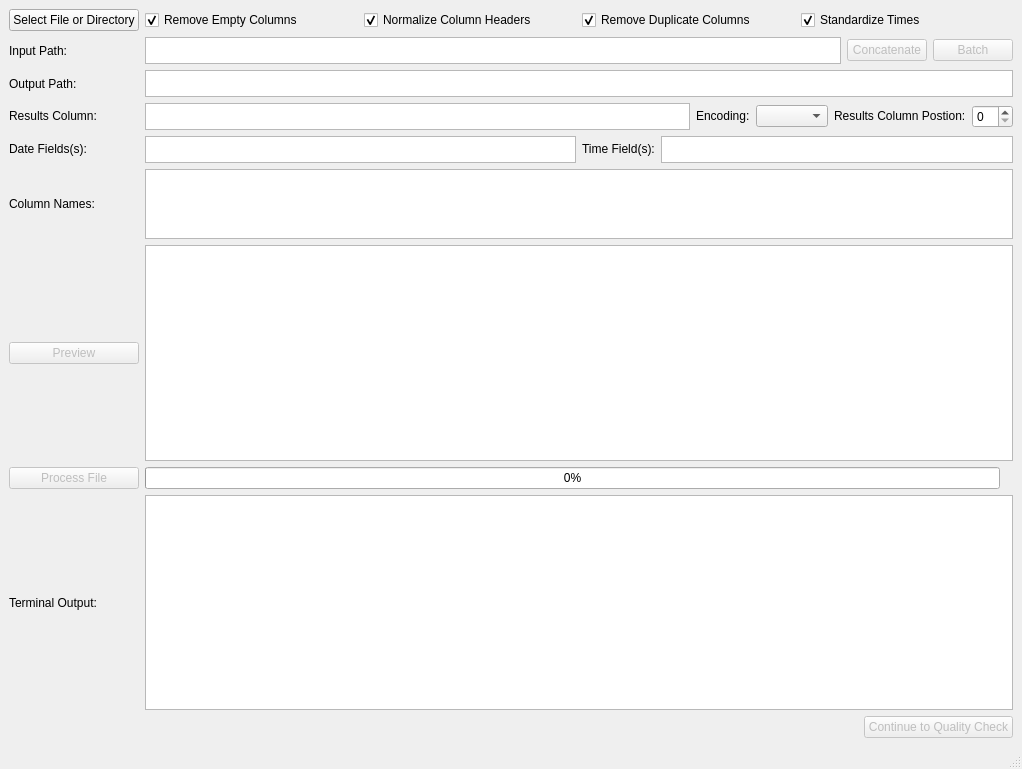
Qt form tact/UI/fileParserGUI.ui (Dylan-Pugh/TACT) before a commit.
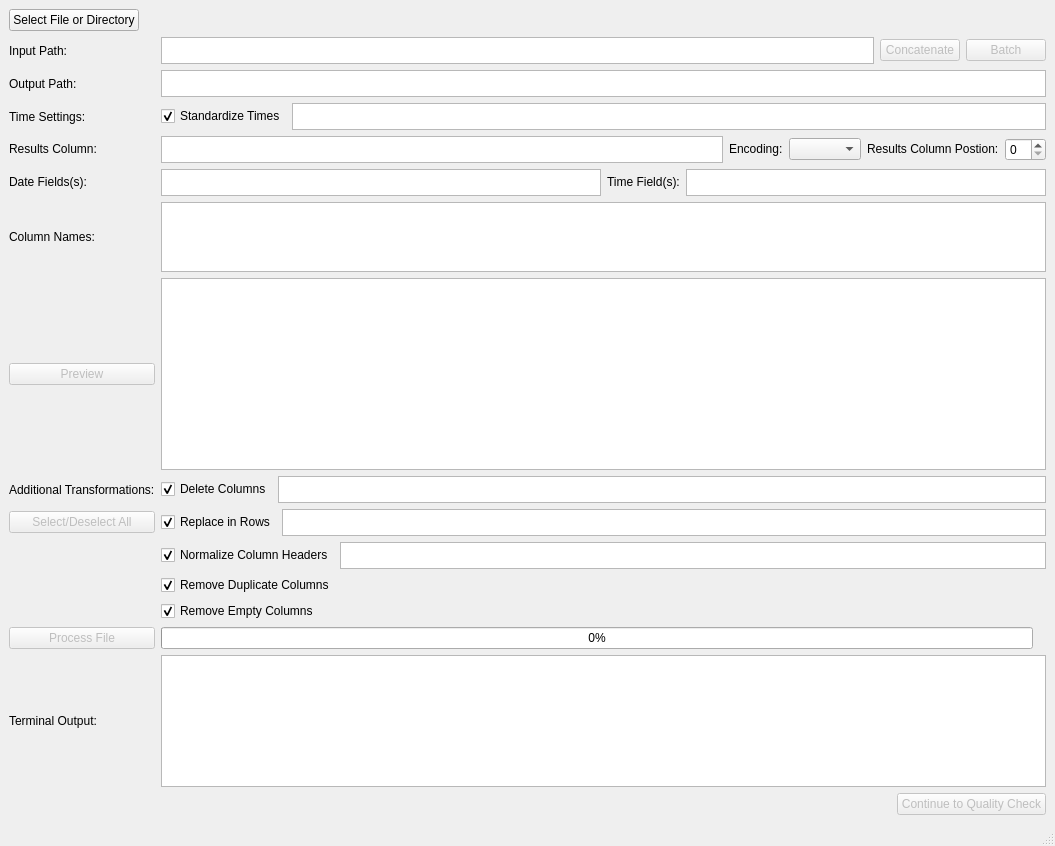
The same form after that commit. Icons and pictures are not drawn.

Commit message: UI updates to support new transform options

```diff
--- a/tact/UI/fileParserGUI.ui
+++ b/tact/UI/fileParserGUI.ui
@@ -6,8 +6,8 @@
    <rect>
     <x>0</x>
     <y>0</y>
-    <width>1022</width>
-    <height>769</height>
+    <width>1055</width>
+    <height>846</height>
    </rect>
   </property>
   <property name="sizePolicy">
@@ -20,115 +20,111 @@
    <string>TACT</string>
   </property>
   <widget class="QWidget" name="centralwidget">
-   <layout class="QHBoxLayout" name="horizontalLayout_9">
+   <layout class="QHBoxLayout" name="horizontalLayout_17">
     <item>
      <layout class="QGridLayout" name="gridLayout">
-      <item row="9" column="1">
-       <widget class="QTextBrowser" name="terminalOutput">
-        <property name="sizeAdjustPolicy">
-         <enum>QAbstractScrollArea::AdjustToContents</enum>
+      <item row="0" column="0">
+       <widget class="QPushButton" name="selectFileButton">
+        <property name="sizePolicy">
+         <sizepolicy hsizetype="Fixed" vsizetype="Fixed">
+          <horstretch>0</horstretch>
+          <verstretch>0</verstretch>
+         </sizepolicy>
         </property>
+        <property name="text">
+         <string>Select File or Directory</string>
+        </property>
        </widget>
       </item>
-      <item row="10" column="1">
-       <layout class="QHBoxLayout" name="horizontalLayout_10">
-        <item>
-         <spacer name="horizontalSpacer_2">
-          <property name="orientation">
-           <enum>Qt::Horizontal</enum>
-          </property>
-          <property name="sizeHint" stdset="0">
-           <size>
-            <width>40</width>
-            <height>20</height>
-           </size>
-          </property>
-         </spacer>
-        </item>
-        <item>
-         <widget class="QPushButton" name="toQualityButton">
-          <property name="enabled">
-           <bool>false</bool>
-          </property>
-          <property name="maximumSize">
-           <size>
-            <width>200</width>
-            <height>16777215</height>
-           </size>
-          </property>
-          <property name="text">
-           <string>Continue to Quality Check</string>
-          </property>
-         </widget>
-        </item>
-       </layout>
+      <item row="1" column="0">
+       <widget class="QLabel" name="filePathLabel">
+        <property name="sizePolicy">
+         <sizepolicy hsizetype="Preferred" vsizetype="Preferred">
+          <horstretch>0</horstretch>
+          <verstretch>0</verstretch>
+         </sizepolicy>
+        </property>
+        <property name="frameShape">
+         <enum>QFrame::NoFrame</enum>
+        </property>
+        <property name="frameShadow">
+         <enum>QFrame::Plain</enum>
+        </property>
+        <property name="text">
+         <string>Input Path:</string>
+        </property>
+       </widget>
       </item>
-      <item row="8" column="1">
-       <layout class="QHBoxLayout" name="horizontalLayout_8">
+      <item row="1" column="1">
+       <layout class="QHBoxLayout" name="horizontalLayout_4">
         <item>
-         <widget class="QProgressBar" name="fileProcessingProgressBar">
-          <property name="enabled">
-           <bool>true</bool>
-          </property>
-          <property name="value">
-           <number>0</number>
-          </property>
-         </widget>
-        </item>
-        <item>
-         <widget class="QLabel" name="processingComplete">
-          <property name="enabled">
-           <bool>true</bool>
-          </property>
+         <widget class="QPlainTextEdit" name="inputFileTextBox">
           <property name="sizePolicy">
-           <sizepolicy hsizetype="Fixed" vsizetype="Fixed">
+           <sizepolicy hsizetype="Expanding" vsizetype="Fixed">
             <horstretch>0</horstretch>
             <verstretch>0</verstretch>
            </sizepolicy>
           </property>
           <property name="maximumSize">
            <size>
-            <width>40</width>
+            <width>16777215</width>
+            <height>27</height>
+           </size>
+          </property>
+          <property name="baseSize">
+           <size>
+            <width>0</width>
             <height>40</height>
            </size>
           </property>
-          <property name="text">
-           <string/>
-          </property>
-          <property name="pixmap">
-           <pixmap>../../../Downloads/check-mark-button-emoji-clipart-xl.png</pixmap>
-          </property>
-          <property name="scaledContents">
-           <bool>true</bool>
-          </property>
          </widget>
         </item>
+        <item>
+         <layout class="QHBoxLayout" name="horizontalLayout_3">
+          <item>
+           <widget class="QPushButton" name="concatButton">
+            <property name="enabled">
+             <bool>false</bool>
+            </property>
+            <property name="sizePolicy">
+             <sizepolicy hsizetype="Fixed" vsizetype="Fixed">
+              <horstretch>0</horstretch>
+              <verstretch>0</verstretch>
+             </sizepolicy>
+            </property>
+            <property name="text">
+             <string>Concatenate</string>
+            </property>
+           </widget>
+          </item>
+          <item>
+           <widget class="QPushButton" name="batchButton">
+            <property name="enabled">
+             <bool>false</bool>
+            </property>
+            <property name="sizePolicy">
+             <sizepolicy hsizetype="Fixed" vsizetype="Fixed">
+              <horstretch>0</horstretch>
+              <verstretch>0</verstretch>
+             </sizepolicy>
+            </property>
+            <property name="text">
+             <string>Batch</string>
+            </property>
+           </widget>
+          </item>
+         </layout>
+        </item>
        </layout>
       </item>
-      <item row="4" column="0">
-       <widget class="QLabel" name="resultsColumnLabel">
-        <property name="sizePolicy">
-         <sizepolicy hsizetype="Preferred" vsizetype="Fixed">
-          <horstretch>0</horstretch>
-          <verstretch>0</verstretch>
-         </sizepolicy>
-        </property>
+      <item row="2" column="0">
+       <widget class="QLabel" name="label">
         <property name="text">
-         <string>Results Column:</string>
+         <string>Output Path:</string>
         </property>
        </widget>
       </item>
-      <item row="8" column="0">
-       <widget class="QPushButton" name="processFileButton">
-        <property name="enabled">
-         <bool>false</bool>
-        </property>
-        <property name="text">
-         <string>Process File</string>
-        </property>
-       </widget>
-      </item>
-      <item row="3" column="1">
+      <item row="2" column="1">
        <widget class="QPlainTextEdit" name="outputFileTextBox">
         <property name="sizePolicy">
          <sizepolicy hsizetype="Expanding" vsizetype="Fixed">
@@ -147,13 +143,47 @@
         </property>
        </widget>
       </item>
-      <item row="7" column="0">
-       <widget class="QPushButton" name="previewButton">
-        <property name="enabled">
-         <bool>false</bool>
+      <item row="3" column="0">
+       <widget class="QLabel" name="time_args_label">
+        <property name="text">
+         <string>Time Settings:</string>
         </property>
+       </widget>
+      </item>
+      <item row="3" column="1">
+       <layout class="QHBoxLayout" name="horizontalLayout_9">
+        <item>
+         <widget class="QCheckBox" name="fix_times_checkBox">
+          <property name="text">
+           <string>Standardize Times</string>
+          </property>
+          <property name="checked">
+           <bool>true</bool>
+          </property>
+         </widget>
+        </item>
+        <item>
+         <widget class="QPlainTextEdit" name="fix_times_args">
+          <property name="maximumSize">
+           <size>
+            <width>16777215</width>
+            <height>27</height>
+           </size>
+          </property>
+         </widget>
+        </item>
+       </layout>
+      </item>
+      <item row="4" column="0">
+       <widget class="QLabel" name="resultsColumnLabel">
+        <property name="sizePolicy">
+         <sizepolicy hsizetype="Preferred" vsizetype="Fixed">
+          <horstretch>0</horstretch>
+          <verstretch>0</verstretch>
+         </sizepolicy>
+        </property>
         <property name="text">
-         <string>Preview</string>
+         <string>Results Column:</string>
         </property>
        </widget>
       </item>
@@ -230,13 +260,6 @@
         </item>
        </layout>
       </item>
-      <item row="3" column="0">
-       <widget class="QLabel" name="label">
-        <property name="text">
-         <string>Output Path:</string>
-        </property>
-       </widget>
-      </item>
       <item row="5" column="0">
        <widget class="QLabel" name="dateFieldsLabel">
         <property name="sizePolicy">
@@ -250,35 +273,6 @@
         </property>
        </widget>
       </item>
-      <item row="7" column="1">
-       <widget class="QTableWidget" name="previewTable"/>
-      </item>
-      <item row="9" column="0">
-       <widget class="QLabel" name="terminalOutputLabel">
-        <property name="text">
-         <string>Terminal Output:</string>
-        </property>
-       </widget>
-      </item>
-      <item row="2" column="0">
-       <widget class="QLabel" name="filePathLabel">
-        <property name="sizePolicy">
-         <sizepolicy hsizetype="Preferred" vsizetype="Preferred">
-          <horstretch>0</horstretch>
-          <verstretch>0</verstretch>
-         </sizepolicy>
-        </property>
-        <property name="frameShape">
-         <enum>QFrame::NoFrame</enum>
-        </property>
-        <property name="frameShadow">
-         <enum>QFrame::Plain</enum>
-        </property>
-        <property name="text">
-         <string>Input Path:</string>
-        </property>
-       </widget>
-      </item>
       <item row="5" column="1">
        <layout class="QHBoxLayout" name="horizontalLayout_7">
         <item>
@@ -335,68 +329,6 @@
         </item>
        </layout>
       </item>
-      <item row="2" column="1">
-       <layout class="QHBoxLayout" name="horizontalLayout_4">
-        <item>
-         <widget class="QPlainTextEdit" name="inputFileTextBox">
-          <property name="sizePolicy">
-           <sizepolicy hsizetype="Expanding" vsizetype="Fixed">
-            <horstretch>0</horstretch>
-            <verstretch>0</verstretch>
-           </sizepolicy>
-          </property>
-          <property name="maximumSize">
-           <size>
-            <width>16777215</width>
-            <height>27</height>
-           </size>
-          </property>
-          <property name="baseSize">
-           <size>
-            <width>0</width>
-            <height>40</height>
-           </size>
-          </property>
-         </widget>
-        </item>
-        <item>
-         <layout class="QHBoxLayout" name="horizontalLayout_3">
-          <item>
-           <widget class="QPushButton" name="concatButton">
-            <property name="enabled">
-             <bool>false</bool>
-            </property>
-            <property name="sizePolicy">
-             <sizepolicy hsizetype="Fixed" vsizetype="Fixed">
-              <horstretch>0</horstretch>
-              <verstretch>0</verstretch>
-             </sizepolicy>
-            </property>
-            <property name="text">
-             <string>Concatenate</string>
-            </property>
-           </widget>
-          </item>
-          <item>
-           <widget class="QPushButton" name="batchButton">
-            <property name="enabled">
-             <bool>false</bool>
-            </property>
-            <property name="sizePolicy">
-             <sizepolicy hsizetype="Fixed" vsizetype="Fixed">
-              <horstretch>0</horstretch>
-              <verstretch>0</verstretch>
-             </sizepolicy>
-            </property>
-            <property name="text">
-             <string>Batch</string>
-            </property>
-           </widget>
-          </item>
-         </layout>
-        </item>
-       </layout>
-      </item>
       <item row="6" column="0">
        <widget class="QLabel" name="columnOutputLabel">
         <property name="sizePolicy">
@@ -438,31 +370,86 @@
         </property>
        </widget>
       </item>
-      <item row="0" column="0">
-       <widget class="QPushButton" name="selectFileButton">
-        <property name="sizePolicy">
-         <sizepolicy hsizetype="Fixed" vsizetype="Fixed">
-          <horstretch>0</horstretch>
-          <verstretch>0</verstretch>
-         </sizepolicy>
+      <item row="7" column="0">
+       <widget class="QPushButton" name="previewButton">
+        <property name="enabled">
+         <bool>false</bool>
         </property>
         <property name="text">
-         <string>Select File or Directory</string>
+         <string>Preview</string>
         </property>
        </widget>
       </item>
-      <item row="0" column="1">
+      <item row="7" column="1">
+       <widget class="QTableWidget" name="previewTable"/>
+      </item>
+      <item row="8" column="0">
+       <widget class="QLabel" name="transformation_label">
+        <property name="text">
+         <string>Additional Transformations:</string>
+        </property>
+       </widget>
+      </item>
+      <item row="8" column="1">
+       <layout class="QHBoxLayout" name="horizontalLayout_14">
+        <item>
+         <widget class="QCheckBox" name="delete_columns_checkBox">
+          <property name="text">
+           <string>Delete Columns</string>
+          </property>
+          <property name="checked">
+           <bool>true</bool>
+          </property>
+         </widget>
+        </item>
+        <item>
+         <widget class="QPlainTextEdit" name="columns_to_delete_args">
+          <property name="maximumSize">
+           <size>
+            <width>16777215</width>
+            <height>27</height>
+           </size>
+          </property>
+         </widget>
+        </item>
+       </layout>
+      </item>
+      <item row="9" column="0">
+       <widget class="QPushButton" name="select_all_button">
+        <property name="enabled">
+         <bool>false</bool>
+        </property>
+        <property name="text">
+         <string>Select/Deselect All</string>
+        </property>
+       </widget>
+      </item>
+      <item row="9" column="1">
+       <layout class="QHBoxLayout" name="horizontalLayout_13">
+        <item>
+         <widget class="QCheckBox" name="replacement_Checkbox">
+          <property name="text">
+           <string>Replace in Rows</string>
+          </property>
+          <property name="checked">
+           <bool>true</bool>
+          </property>
+         </widget>
+        </item>
+        <item>
+         <widget class="QPlainTextEdit" name="replacement_args">
+          <property name="maximumSize">
+           <size>
+            <width>16777215</width>
+            <height>27</height>
+           </size>
+          </property>
+         </widget>
+        </item>
+       </layout>
+      </item>
+      <item row="10" column="1">
        <layout class="QHBoxLayout" name="horizontalLayout_11">
-        <item>
-         <widget class="QCheckBox" name="remove_columns_checkBox">
-          <property name="text">
-           <string>Remove Empty Columns</string>
-          </property>
-          <property name="checked">
-           <bool>true</bool>
-          </property>
-         </widget>
-        </item>
         <item>
          <widget class="QCheckBox" name="normalize_columns_checkBox">
           <property name="text">
@@ -474,6 +461,20 @@
          </widget>
         </item>
         <item>
+         <widget class="QPlainTextEdit" name="normalize_headers_args">
+          <property name="maximumSize">
+           <size>
+            <width>16777215</width>
+            <height>27</height>
+           </size>
+          </property>
+         </widget>
+        </item>
+       </layout>
+      </item>
+      <item row="11" column="1">
+       <layout class="QHBoxLayout" name="horizontalLayout_15">
+        <item>
          <widget class="QCheckBox" name="de_dupe_checkBox">
           <property name="text">
            <string>Remove Duplicate Columns</string>
@@ -484,12 +485,141 @@
          </widget>
         </item>
         <item>
-         <widget class="QCheckBox" name="fix_times_checkBox">
+         <spacer name="horizontalSpacer">
+          <property name="orientation">
+           <enum>Qt::Horizontal</enum>
+          </property>
+          <property name="sizeHint" stdset="0">
+           <size>
+            <width>40</width>
+            <height>20</height>
+           </size>
+          </property>
+         </spacer>
+        </item>
+       </layout>
+      </item>
+      <item row="12" column="1">
+       <layout class="QHBoxLayout" name="horizontalLayout_16">
+        <item>
+         <widget class="QCheckBox" name="remove_columns_checkBox">
           <property name="text">
-           <string>Standardize Times</string>
+           <string>Remove Empty Columns</string>
           </property>
           <property name="checked">
            <bool>true</bool>
+          </property>
+         </widget>
+        </item>
+        <item>
+         <spacer name="horizontalSpacer_3">
+          <property name="orientation">
+           <enum>Qt::Horizontal</enum>
+          </property>
+          <property name="sizeHint" stdset="0">
+           <size>
+            <width>40</width>
+            <height>20</height>
+           </size>
+          </property>
+         </spacer>
+        </item>
+       </layout>
+      </item>
+      <item row="13" column="0">
+       <widget class="QPushButton" name="processFileButton">
+        <property name="enabled">
+         <bool>false</bool>
+        </property>
+        <property name="text">
+         <string>Process File</string>
+        </property>
+       </widget>
+      </item>
+      <item row="13" column="1">
+       <layout class="QHBoxLayout" name="horizontalLayout_8">
+        <item>
+         <widget class="QProgressBar" name="fileProcessingProgressBar">
+          <property name="enabled">
+           <bool>true</bool>
+          </property>
+          <property name="value">
+           <number>0</number>
+          </property>
+         </widget>
+        </item>
+        <item>
+         <widget class="QLabel" name="processingComplete">
+          <property name="enabled">
+           <bool>true</bool>
+          </property>
+          <property name="sizePolicy">
+           <sizepolicy hsizetype="Fixed" vsizetype="Fixed">
+            <horstretch>0</horstretch>
+            <verstretch>0</verstretch>
+           </sizepolicy>
+          </property>
+          <property name="maximumSize">
+           <size>
+            <width>40</width>
+            <height>40</height>
+           </size>
+          </property>
+          <property name="text">
+           <string/>
+          </property>
+          <property name="pixmap">
+           <pixmap>../../../Downloads/check-mark-button-emoji-clipart-xl.png</pixmap>
+          </property>
+          <property name="scaledContents">
+           <bool>true</bool>
+          </property>
+         </widget>
+        </item>
+       </layout>
+      </item>
+      <item row="14" column="0">
+       <widget class="QLabel" name="terminalOutputLabel">
+        <property name="text">
+         <string>Terminal Output:</string>
+        </property>
+       </widget>
+      </item>
+      <item row="14" column="1">
+       <widget class="QTextBrowser" name="terminalOutput">
+        <property name="sizeAdjustPolicy">
+         <enum>QAbstractScrollArea::AdjustToContents</enum>
+        </property>
+       </widget>
+      </item>
+      <item row="15" column="1">
+       <layout class="QHBoxLayout" name="horizontalLayout_10">
+        <item>
+         <spacer name="horizontalSpacer_2">
+          <property name="orientation">
+           <enum>Qt::Horizontal</enum>
+          </property>
+          <property name="sizeHint" stdset="0">
+           <size>
+            <width>40</width>
+            <height>20</height>
+           </size>
+          </property>
+         </spacer>
+        </item>
+        <item>
+         <widget class="QPushButton" name="toQualityButton">
+          <property name="enabled">
+           <bool>false</bool>
+          </property>
+          <property name="maximumSize">
+           <size>
+            <width>200</width>
+            <height>16777215</height>
+           </size>
+          </property>
+          <property name="text">
+           <string>Continue to Quality Check</string>
           </property>
          </widget>
         </item>
@@ -499,7 +629,14 @@
     </item>
    </layout>
   </widget>
-  <widget class="QStatusBar" name="statusbar"/>
+  <widget class="QStatusBar" name="statusbar">
+   <property name="baseSize">
+    <size>
+     <width>0</width>
+     <height>0</height>
+    </size>
+   </property>
+  </widget>
  </widget>
  <resources/>
  <connections/>
```
The commit also changes 1 other file.
